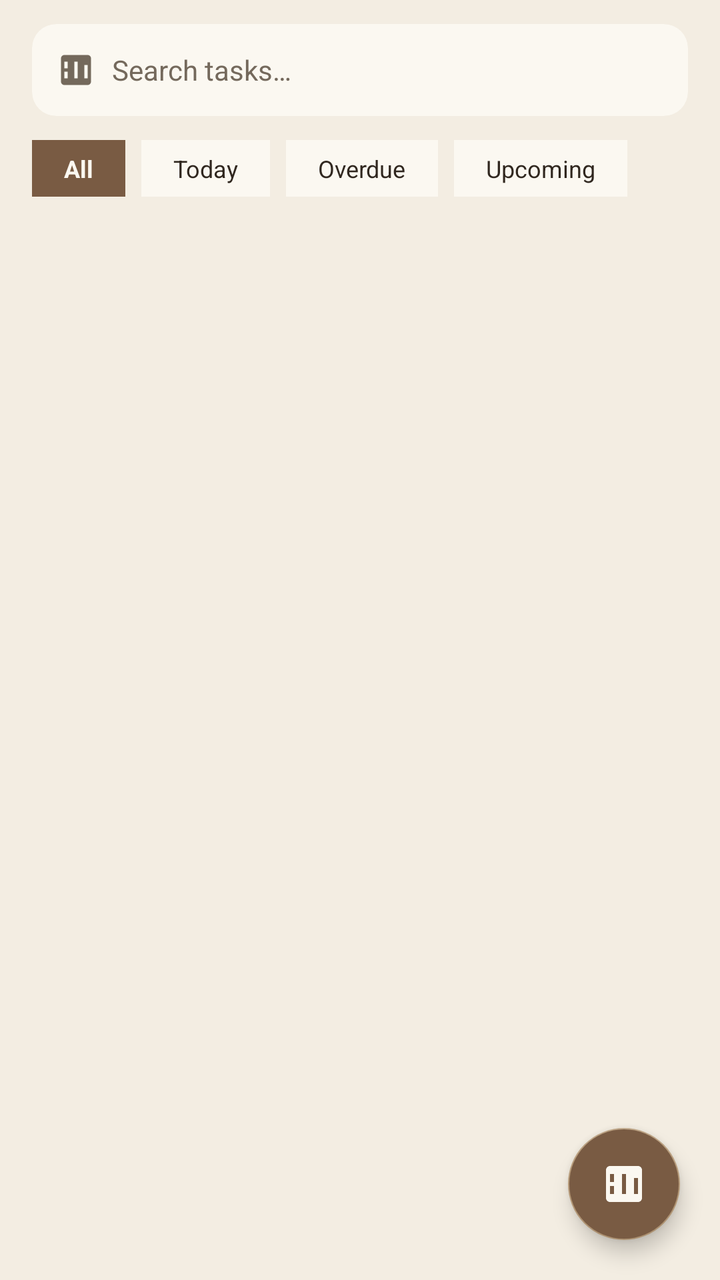
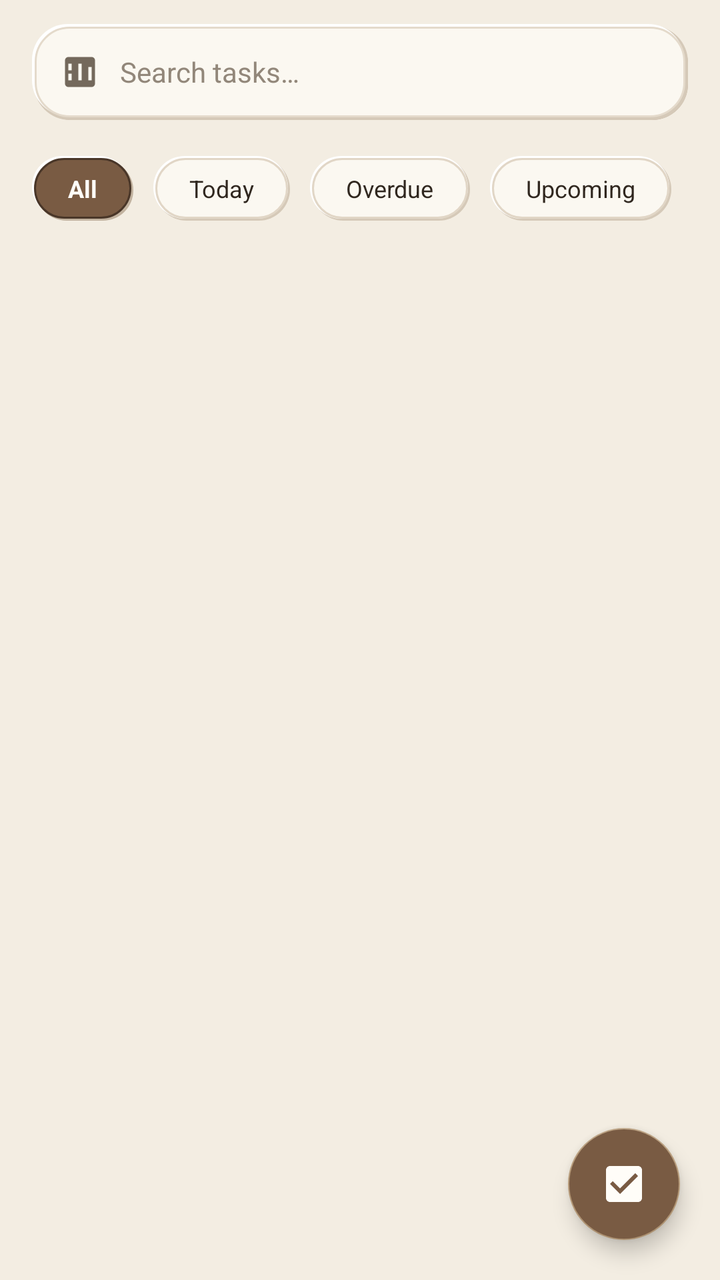

Screens rendered from an Android XML layout before and after an edit, with the pre-edit source and the edit as a unified diff.
<!-- AndroidManifest.xml: application theme Theme.ProjectFlow -->
<!-- res/layout/fragment_tasks.xml -->
<?xml version="1.0" encoding="utf-8"?>
<androidx.coordinatorlayout.widget.CoordinatorLayout xmlns:android="http://schemas.android.com/apk/res/android"
    xmlns:app="http://schemas.android.com/apk/res-auto"
    android:layout_width="match_parent"
    android:layout_height="match_parent"
    android:background="@color/limestone_ivory">

    <LinearLayout
        android:layout_width="match_parent"
        android:layout_height="match_parent"
        android:orientation="vertical"
        android:paddingStart="16dp"
        android:paddingTop="12dp"
        android:paddingEnd="16dp">

        
        <androidx.cardview.widget.CardView
            android:layout_width="match_parent"
            android:layout_height="46dp"
            app:cardBackgroundColor="@color/chalk_white"
            app:cardCornerRadius="12dp"
            app:cardElevation="0dp">

            <LinearLayout
                android:layout_width="match_parent"
                android:layout_height="match_parent"
                android:gravity="center_vertical"
                android:orientation="horizontal"
                android:paddingStart="12dp"
                android:paddingEnd="12dp">

                <ImageView
                    android:layout_width="20dp"
                    android:layout_height="20dp"
                    android:src="@drawable/ic_kanban"
                    app:tint="@color/stone_grey" />

                <EditText
                    android:id="@+id/etSearchTasks"
                    android:layout_width="match_parent"
                    android:layout_height="wrap_content"
                    android:layout_marginStart="8dp"
                    android:background="@null"
                    android:hint="@string/search_tasks_hint"
                    android:textColor="@color/charcoal"
                    android:textColorHint="@color/stone_grey"
                    android:textSize="14sp" />
            </LinearLayout>
        </androidx.cardview.widget.CardView>

        
        <HorizontalScrollView
            android:layout_width="match_parent"
            android:layout_height="wrap_content"
            android:layout_marginTop="12dp"
            android:scrollbars="none">

            <LinearLayout
                android:layout_width="wrap_content"
                android:layout_height="wrap_content"
                android:orientation="horizontal">

                <TextView
                    android:id="@+id/chipAllTasks"
                    android:layout_width="wrap_content"
                    android:layout_height="wrap_content"
                    android:layout_marginEnd="8dp"
                    android:background="@color/deep_sage"
                    android:paddingStart="16dp"
                    android:paddingTop="6dp"
                    android:paddingEnd="16dp"
                    android:paddingBottom="6dp"
                    android:text="@string/tab_all"
                    android:textColor="@color/chalk_white"
                    android:textSize="12sp"
                    android:textStyle="bold" />

                <TextView
                    android:id="@+id/chipToday"
                    android:layout_width="wrap_content"
                    android:layout_height="wrap_content"
                    android:layout_marginEnd="8dp"
                    android:background="@color/chalk_white"
                    android:paddingStart="16dp"
                    android:paddingTop="6dp"
                    android:paddingEnd="16dp"
                    android:paddingBottom="6dp"
                    android:text="@string/tab_today"
                    android:textColor="@color/charcoal"
                    android:textSize="12sp" />

                <TextView
                    android:id="@+id/chipOverdue"
                    android:layout_width="wrap_content"
                    android:layout_height="wrap_content"
                    android:layout_marginEnd="8dp"
                    android:background="@color/chalk_white"
                    android:paddingStart="16dp"
                    android:paddingTop="6dp"
                    android:paddingEnd="16dp"
                    android:paddingBottom="6dp"
                    android:text="@string/tab_overdue"
                    android:textColor="@color/charcoal"
                    android:textSize="12sp" />

                <TextView
                    android:id="@+id/chipUpcoming"
                    android:layout_width="wrap_content"
                    android:layout_height="wrap_content"
                    android:background="@color/chalk_white"
                    android:paddingStart="16dp"
                    android:paddingTop="6dp"
                    android:paddingEnd="16dp"
                    android:paddingBottom="6dp"
                    android:text="@string/tab_upcoming"
                    android:textColor="@color/charcoal"
                    android:textSize="12sp" />
            </LinearLayout>
        </HorizontalScrollView>

        <androidx.recyclerview.widget.RecyclerView
            android:id="@+id/rvTasks"
            android:layout_width="match_parent"
            android:layout_height="0dp"
            android:layout_marginTop="16dp"
            android:layout_weight="1" />

    </LinearLayout>

    
    <com.google.android.material.floatingactionbutton.FloatingActionButton
        android:id="@+id/fabAddTask"
        android:layout_width="wrap_content"
        android:layout_height="wrap_content"
        android:layout_gravity="bottom|end"
        android:layout_margin="20dp"
        android:backgroundTint="@color/deep_sage"
        android:contentDescription="Add Task"
        android:src="@drawable/ic_kanban"
        app:tint="@color/chalk_white" />

</androidx.coordinatorlayout.widget.CoordinatorLayout>
<!-- resources referenced by this layout -->
<resources>
  <color name="chalk_white">#FBF8F1</color>
  <color name="charcoal">#30271F</color>
  <color name="limestone_ivory">#F3EDE2</color>
  <color name="stone_grey">#74695C</color>
  <!-- unchanged entries left out for length: 16 -->
</resources>

<!-- the commit's change to res/layout/fragment_tasks.xml (unified diff, before → after) -->
@@ -3,7 +3,7 @@
     xmlns:app="http://schemas.android.com/apk/res-auto"
     android:layout_width="match_parent"
     android:layout_height="match_parent"
-    android:background="@color/limestone_ivory">
+    android:background="@color/earth_bg">
 
     <LinearLayout
         android:layout_width="match_parent"
@@ -14,64 +14,55 @@
         android:paddingEnd="16dp">
 
         
-        <androidx.cardview.widget.CardView
+        <LinearLayout
             android:layout_width="match_parent"
-            android:layout_height="46dp"
-            app:cardBackgroundColor="@color/chalk_white"
-            app:cardCornerRadius="12dp"
-            app:cardElevation="0dp">
+            android:layout_height="48dp"
+            android:background="@drawable/bg_neu_card"
+            android:gravity="center_vertical"
+            android:orientation="horizontal"
+            android:paddingHorizontal="14dp">
 
-            <LinearLayout
+            <ImageView
+                android:layout_width="20dp"
+                android:layout_height="20dp"
+                android:src="@drawable/ic_kanban"
+                app:tint="@color/text_secondary" />
+
+            <EditText
+                android:id="@+id/etSearchTasks"
                 android:layout_width="match_parent"
-                android:layout_height="match_parent"
-                android:gravity="center_vertical"
-                android:orientation="horizontal"
-                android:paddingStart="12dp"
-                android:paddingEnd="12dp">
-
-                <ImageView
-                    android:layout_width="20dp"
-                    android:layout_height="20dp"
-                    android:src="@drawable/ic_kanban"
-                    app:tint="@color/stone_grey" />
-
-                <EditText
-                    android:id="@+id/etSearchTasks"
-                    android:layout_width="match_parent"
-                    android:layout_height="wrap_content"
-                    android:layout_marginStart="8dp"
-                    android:background="@null"
-                    android:hint="@string/search_tasks_hint"
-                    android:textColor="@color/charcoal"
-                    android:textColorHint="@color/stone_grey"
-                    android:textSize="14sp" />
-            </LinearLayout>
-        </androidx.cardview.widget.CardView>
+                android:layout_height="wrap_content"
+                android:layout_marginStart="10dp"
+                android:background="@null"
+                android:hint="@string/search_tasks_hint"
+                android:textColor="@color/text_main"
+                android:textColorHint="@color/text_muted"
+                android:textSize="14sp" />
+        </LinearLayout>
 
         
         <HorizontalScrollView
             android:layout_width="match_parent"
             android:layout_height="wrap_content"
-            android:layout_marginTop="12dp"
+            android:layout_marginTop="14dp"
             android:scrollbars="none">
 
             <LinearLayout
                 android:layout_width="wrap_content"
                 android:layout_height="wrap_content"
-                android:orientation="horizontal">
+                android:orientation="horizontal"
+                android:paddingVertical="4dp">
 
                 <TextView
                     android:id="@+id/chipAllTasks"
                     android:layout_width="wrap_content"
                     android:layout_height="wrap_content"
-                    android:layout_marginEnd="8dp"
-                    android:background="@color/deep_sage"
-                    android:paddingStart="16dp"
-                    android:paddingTop="6dp"
-                    android:paddingEnd="16dp"
-                    android:paddingBottom="6dp"
+                    android:layout_marginEnd="10dp"
+                    android:background="@drawable/bg_chip_selected"
+                    android:paddingHorizontal="18dp"
+                    android:paddingVertical="8dp"
                     android:text="@string/tab_all"
-                    android:textColor="@color/chalk_white"
+                    android:textColor="@color/white"
                     android:textSize="12sp"
                     android:textStyle="bold" />
 
@@ -79,51 +70,48 @@
                     android:id="@+id/chipToday"
                     android:layout_width="wrap_content"
                     android:layout_height="wrap_content"
-                    android:layout_marginEnd="8dp"
-                    android:background="@color/chalk_white"
-                    android:paddingStart="16dp"
-                    android:paddingTop="6dp"
-                    android:paddingEnd="16dp"
-                    android:paddingBottom="6dp"
+                    android:layout_marginEnd="10dp"
+                    android:background="@drawable/bg_chip_unselected"
+                    android:paddingHorizontal="18dp"
+                    android:paddingVertical="8dp"
                     android:text="@string/tab_today"
-                    android:textColor="@color/charcoal"
+                    android:textColor="@color/text_main"
                     android:textSize="12sp" />
 
                 <TextView
                     android:id="@+id/chipOverdue"
                     android:layout_width="wrap_content"
                     android:layout_height="wrap_content"
-                    android:layout_marginEnd="8dp"
-                    android:background="@color/chalk_white"
-                    android:paddingStart="16dp"
-                    android:paddingTop="6dp"
-                    android:paddingEnd="16dp"
-                    android:paddingBottom="6dp"
+                    android:layout_marginEnd="10dp"
+                    android:background="@drawable/bg_chip_unselected"
+                    android:paddingHorizontal="18dp"
+                    android:paddingVertical="8dp"
                     android:text="@string/tab_overdue"
-                    android:textColor="@color/charcoal"
+                    android:textColor="@color/text_main"
                     android:textSize="12sp" />
 
                 <TextView
                     android:id="@+id/chipUpcoming"
                     android:layout_width="wrap_content"
                     android:layout_height="wrap_content"
-                    android:background="@color/chalk_white"
-                    android:paddingStart="16dp"
-                    android:paddingTop="6dp"
-                    android:paddingEnd="16dp"
-                    android:paddingBottom="6dp"
+                    android:background="@drawable/bg_chip_unselected"
+                    android:paddingHorizontal="18dp"
+                    android:paddingVertical="8dp"
                     android:text="@string/tab_upcoming"
-                    android:textColor="@color/charcoal"
+                    android:textColor="@color/text_main"
                     android:textSize="12sp" />
             </LinearLayout>
         </HorizontalScrollView>
 
+        
         <androidx.recyclerview.widget.RecyclerView
             android:id="@+id/rvTasks"
             android:layout_width="match_parent"
             android:layout_height="0dp"
-            android:layout_marginTop="16dp"
-            android:layout_weight="1" />
+            android:layout_marginTop="14dp"
+            android:layout_weight="1"
+            android:clipToPadding="false"
+            android:paddingBottom="72dp" />
 
     </LinearLayout>
 
@@ -134,9 +122,10 @@
         android:layout_height="wrap_content"
         android:layout_gravity="bottom|end"
         android:layout_margin="20dp"
-        android:backgroundTint="@color/deep_sage"
+        android:backgroundTint="@color/primary_earth"
         android:contentDescription="Add Task"
-        android:src="@drawable/ic_kanban"
-        app:tint="@color/chalk_white" />
+        android:src="@drawable/ic_tasks"
+        app:elevation="6dp"
+        app:tint="@color/white" />
 
 </androidx.coordinatorlayout.widget.CoordinatorLayout>
<!-- resource entries referenced after the edit -->
@@ -1,9 +1,162 @@
 <!-- resources referenced by this layout -->
 <resources>
-  <color name="chalk_white">#FBF8F1</color>
-  <color name="charcoal">#30271F</color>
-  <color name="limestone_ivory">#F3EDE2</color>
-  <color name="stone_grey">#74695C</color>
+  <color name="text_muted">#92877A</color>
+  <color name="text_secondary">#74695C</color>
+  <color name="white">#FFFDF8</color>
+  <!-- drawable bg_chip_selected (drawable) -->
+  <?xml version="1.0" encoding="utf-8"?>
+  <layer-list xmlns:android="http://schemas.android.com/apk/res/android">
+      
+      <item
+          android:left="2dp"
+          android:top="2dp"
+          android:right="0dp"
+          android:bottom="0dp">
+          <shape android:shape="rectangle">
+              <corners android:radius="20dp" />
+              <solid android:color="@color/neu_shadow_deep" />
+          </shape>
+      </item>
+  
+      
+      <item
+          android:left="0dp"
+          android:top="0dp"
+          android:right="2dp"
+          android:bottom="2dp">
+          <shape android:shape="rectangle">
+              <corners android:radius="20dp" />
+              <solid android:color="@color/neu_highlight" />
+          </shape>
+      </item>
+  
+      
+      <item
+          android:left="1dp"
+          android:top="1dp"
+          android:right="1dp"
+          android:bottom="1dp">
+          <shape android:shape="rectangle">
+              <corners android:radius="20dp" />
+              <solid android:color="@color/primary_earth" />
+              <stroke
+                  android:width="1dp"
+                  android:color="@color/deep_earth" />
+          </shape>
+      </item>
+  </layer-list>
+  <!-- drawable bg_chip_unselected (drawable) -->
+  <?xml version="1.0" encoding="utf-8"?>
+  <layer-list xmlns:android="http://schemas.android.com/apk/res/android">
+      
+      <item
+          android:left="1dp"
+          android:top="1dp"
+          android:right="0dp"
+          android:bottom="0dp">
+          <shape android:shape="rectangle">
+              <corners android:radius="20dp" />
+              <solid android:color="@color/neu_shadow_soft" />
+          </shape>
+      </item>
+  
+      
+      <item
+          android:left="0dp"
+          android:top="0dp"
+          android:right="1dp"
+          android:bottom="1dp">
+          <shape android:shape="rectangle">
+              <corners android:radius="20dp" />
+              <solid android:color="@color/neu_highlight" />
+          </shape>
+      </item>
+  
+      
+      <item
+          android:left="1dp"
+          android:top="1dp"
+          android:right="1dp"
+          android:bottom="1dp">
+          <shape android:shape="rectangle">
+              <corners android:radius="20dp" />
+              <solid android:color="@color/earth_surface" />
+              <stroke
+                  android:width="1dp"
+                  android:color="@color/earth_border" />
+          </shape>
+      </item>
+  </layer-list>
+  <!-- drawable bg_neu_card (drawable) -->
+  <?xml version="1.0" encoding="utf-8"?>
+  <layer-list xmlns:android="http://schemas.android.com/apk/res/android">
+      
+      <item
+          android:left="2dp"
+          android:top="2dp"
+          android:right="0dp"
+          android:bottom="0dp">
+          <shape android:shape="rectangle">
+              <corners android:radius="18dp" />
+              <solid android:color="@color/neu_shadow_deep" />
+          </shape>
+      </item>
+  
+      
+      <item
+          android:left="1dp"
+          android:top="1dp"
+          android:right="0dp"
+          android:bottom="0dp">
+          <shape android:shape="rectangle">
+              <corners android:radius="18dp" />
+              <solid android:color="@color/neu_shadow_soft" />
+          </shape>
+      </item>
+  
+      
+      <item
+          android:left="0dp"
+          android:top="0dp"
+          android:right="2dp"
+          android:bottom="2dp">
+          <shape android:shape="rectangle">
+              <corners android:radius="18dp" />
+              <solid android:color="@color/neu_highlight" />
+          </shape>
+      </item>
+  
+      
+      <item
+          android:left="1.5dp"
+          android:top="1.5dp"
+          android:right="1.5dp"
+          android:bottom="1.5dp">
+          <shape android:shape="rectangle">
+              <corners android:radius="17dp" />
+              <solid android:color="@color/neu_surface" />
+              <stroke
+                  android:width="1dp"
+                  android:color="@color/neu_border" />
+          </shape>
+      </item>
+  </layer-list>
+  <!-- drawable ic_tasks (drawable) -->
+  <vector xmlns:android="http://schemas.android.com/apk/res/android"
+      android:width="24dp"
+      android:height="24dp"
+      android:viewportWidth="24"
+      android:viewportHeight="24">
+      <path
+          android:fillColor="@android:color/white"
+          android:pathData="M19,3H5c-1.1,0 -2,0.9 -2,2v14c0,1.1 0.9,2 2,2h14c1.1,0 2,-0.9 2,-2V5c0,-1.1 -0.9,-2 -2,-2zm-9,14l-5,-5 1.41,-1.41L10,14.17l7.59,-7.59L19,8l-9,9z" />
+  </vector>
+  <color name="neu_shadow_deep">#C2B3A0</color>
+  <color name="neu_highlight">#FFFFFFFF</color>
+  <color name="neu_shadow_soft">#D5C9B8</color>
+  <color name="earth_border">#E1D6C6</color>
+  <color name="neu_surface">#FBF8F1</color>
+  <color name="neu_border">#E4DACB</color>
   <!-- unchanged entries left out for length: 16 -->
 </resources>
 
